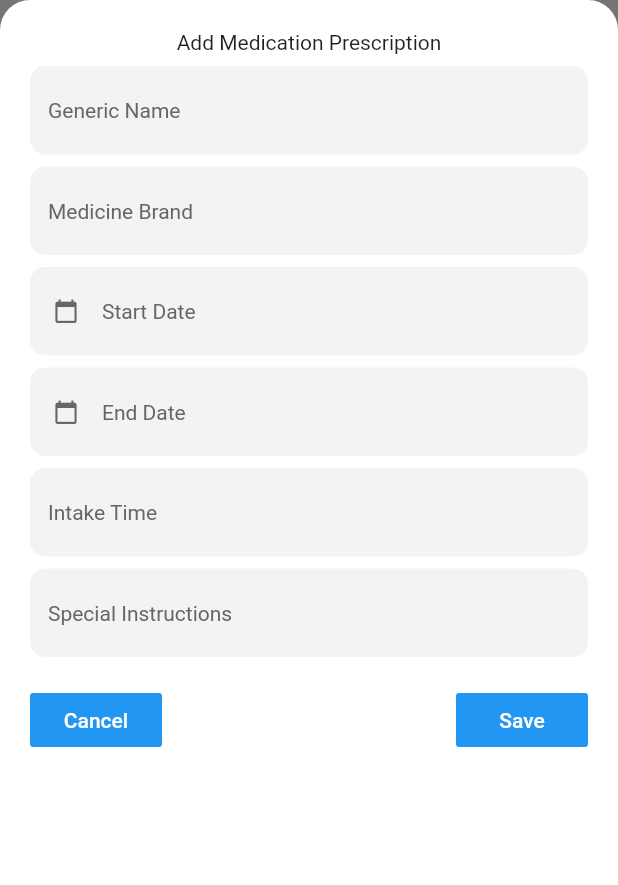
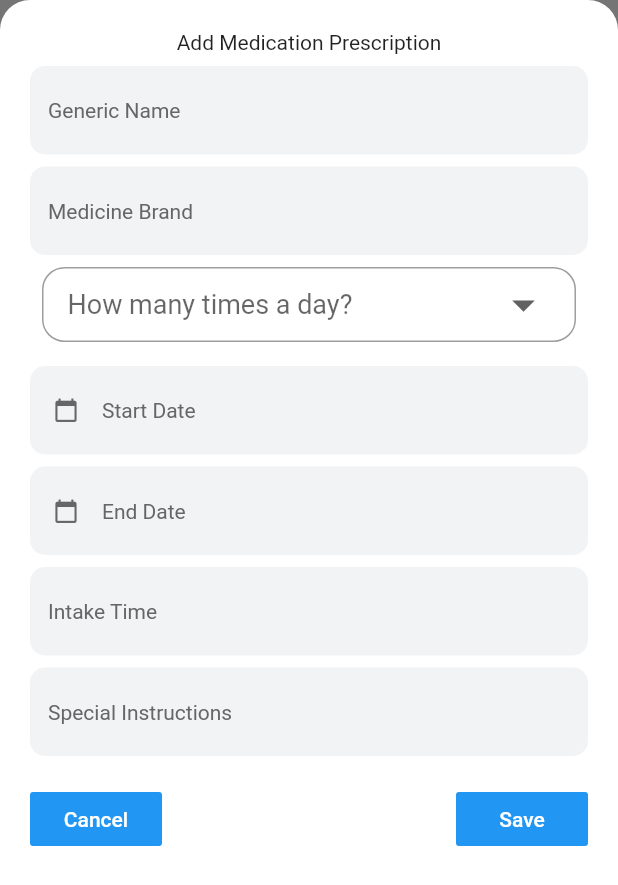
Before and after one commit to Enrickzz/Capstone-Project, a Flutter app: what add_medication_prescription() shows on an empty page, opened directly, on a phone screen of 412 x 824 dp. Shown: the top 885 px of the screen. Run offline on Flutter 3.47's test engine with Material 2 defaults, Android fonts, the phone set to English and light mode, and no system bars; our stand-ins replace cloud_firestore, file_picker, firebase_auth, firebase_core, firebase_database, firebase_storage and 6 more; missing offline and left inert: flutter_facebook_auth, flutter_login_facebook, gender_picker; accounts and stored records are empty; Roboto replaces fonts that are missing (Roboto-Light.ttf).

Commit message:
Update add_medication_prescription.dart

```diff
--- a/lib/data_inputs/add_medication_prescription.dart
+++ b/lib/data_inputs/add_medication_prescription.dart
@@ -39,6 +39,11 @@ class _addMedicationPrescriptionState extends State<add_medication_prescription>
   String special_instruction = "";
   int count = 0;
   List<Medication_Prescription> prescription_list = new List<Medication_Prescription>();
+  String valueChooseInterval;
+  List<String> listItemSymptoms = <String>[
+    '1', '2', '3','4'
+  ];
+  double _currentSliderValue = 1;
 
   DateTimeRange dateRange;
   Future pickDateRange(BuildContext context) async{
@@ -131,6 +136,45 @@ class _addMedicationPrescriptionState extends State<add_medication_prescription>
                     onChanged: (val){
                       setState(() => branded_name = val);
                     },
+                  ),
+
+                  Padding(
+                    padding: const EdgeInsets.all(8.0),
+                    child: Container(
+                      padding: EdgeInsets.only(left: 16, right: 16),
+                      decoration: BoxDecoration(
+                          border: Border.all(color: Colors.grey, width: 1),
+                          borderRadius: BorderRadius.circular(15)
+                      ),
+                      child: DropdownButton(
+                        dropdownColor: Colors.white,
+                        hint: Text("How many times a day? "),
+                        icon: Icon(Icons.arrow_drop_down),
+                        style: TextStyle(
+                            color: Colors.black,
+                            fontSize: 18
+                        ),
+                        iconSize: 36,
+                        isExpanded: true,
+                        underline: SizedBox(),
+                        value: valueChooseInterval,
+                        onChanged: (newValue){
+                          setState(() {
+                            valueChooseInterval = newValue;
+                          });
+
+                        },
+
+                        items: listItemSymptoms.map((valueItem){
+                          return DropdownMenuItem(
+                            value: valueItem,
+                            child: Text(valueItem),
+                          );
+                        },
+                        ).toList(),
+
+                      ),
+                    ),
                   ),
                   SizedBox(height: 8.0),
                   GestureDetector(
```
